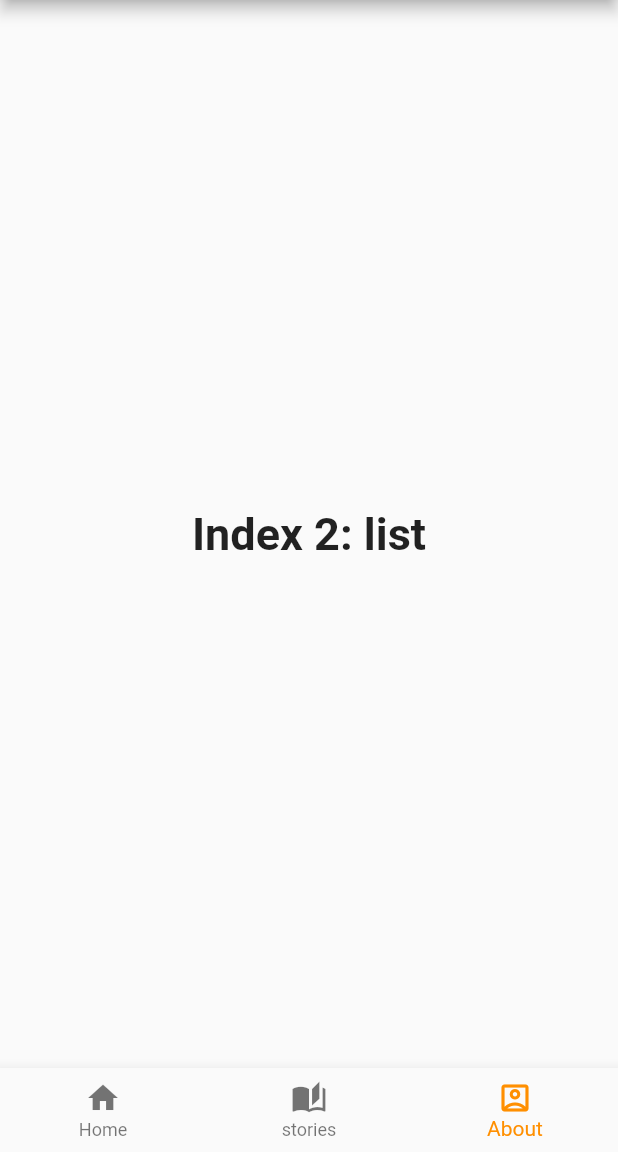
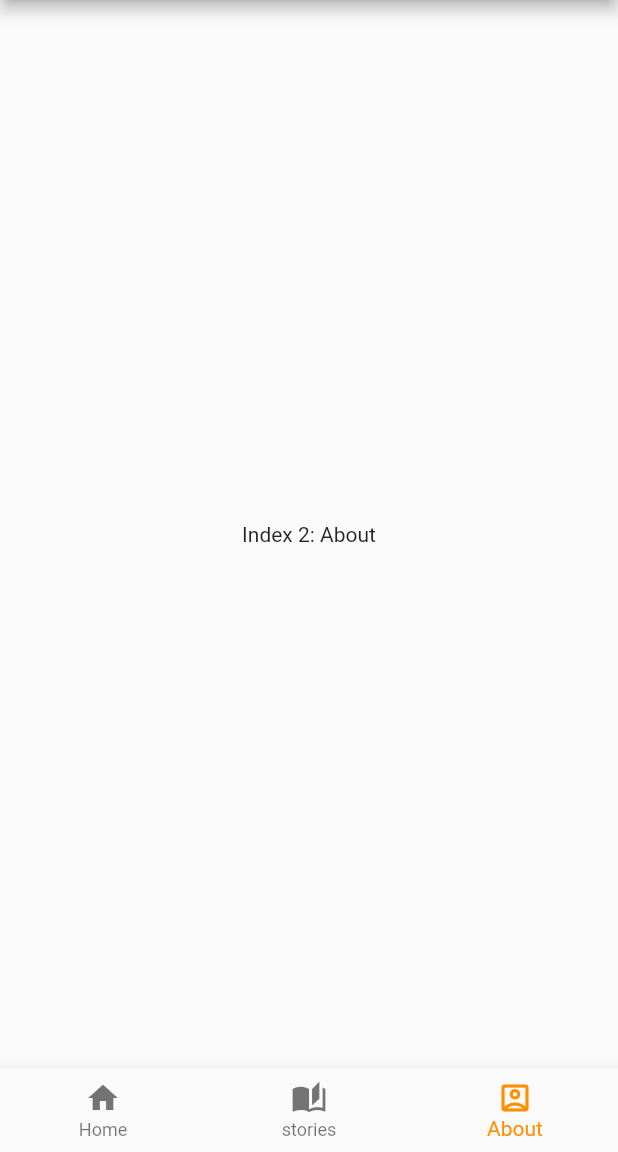
Before and after one commit to champnc/trip_planner_app, a Flutter app: the screen it shows after launch, item 3 of the bottom bar chosen, on a phone screen of 412 x 824 dp, the part 84-1236 px from its top. Run offline on Flutter 3.47's test engine with Material 2 defaults, Android fonts, the phone set to English and light mode, and no system bars.

Commit message:
create widget for each page

```diff
--- a/lib/main.dart
+++ b/lib/main.dart
@@ -1,4 +1,5 @@
 import 'package:flutter/material.dart';
+import 'package:flutter/rendering.dart';
 
 void main() {
   runApp(MyApp());
@@ -24,21 +25,10 @@ class MyStatefulWidget extends StatefulWidget {
 
 class _MyStatefulWidgetState extends State<MyStatefulWidget> {
   int _selectedIndex = 0;
-  static const TextStyle optionStyle =
-  TextStyle(fontSize: 30, fontWeight: FontWeight.bold);
-  static const List<Widget> _widgetOptions = <Widget>[
-    Text(
-      'Index 0: Suggest',
-      style: optionStyle,
-    ),
-    Text(
-      'Index 1: Story',
-      style: optionStyle,
-    ),
-    Text(
-      'Index 2: list',
-      style: optionStyle,
-    ),
+  static List<Widget> _widgetOptions = <Widget>[
+    _PageHome(),
+    _PageStories(),
+    _PageAbout(),
   ];
 
   void _onItemTapped(int index) {
@@ -78,3 +68,30 @@ class _MyStatefulWidgetState extends State<MyStatefulWidget> {
     );
   }
 }
+
+class _PageHome extends StatelessWidget {
+  @override
+  Widget build(BuildContext context) {
+    return Text(
+      'Index 0: Suggest'
+    );
+  }
+}
+
+class _PageStories extends StatelessWidget {
+  @override
+  Widget build(BuildContext context) {
+    return Text(
+        'Index 1: Stories'
+    );
+  }
+}
+
+class _PageAbout extends StatelessWidget {
+  @override
+  Widget build(BuildContext context) {
+    return Text(
+        'Index 2: About'
+    );
+  }
+}
```
